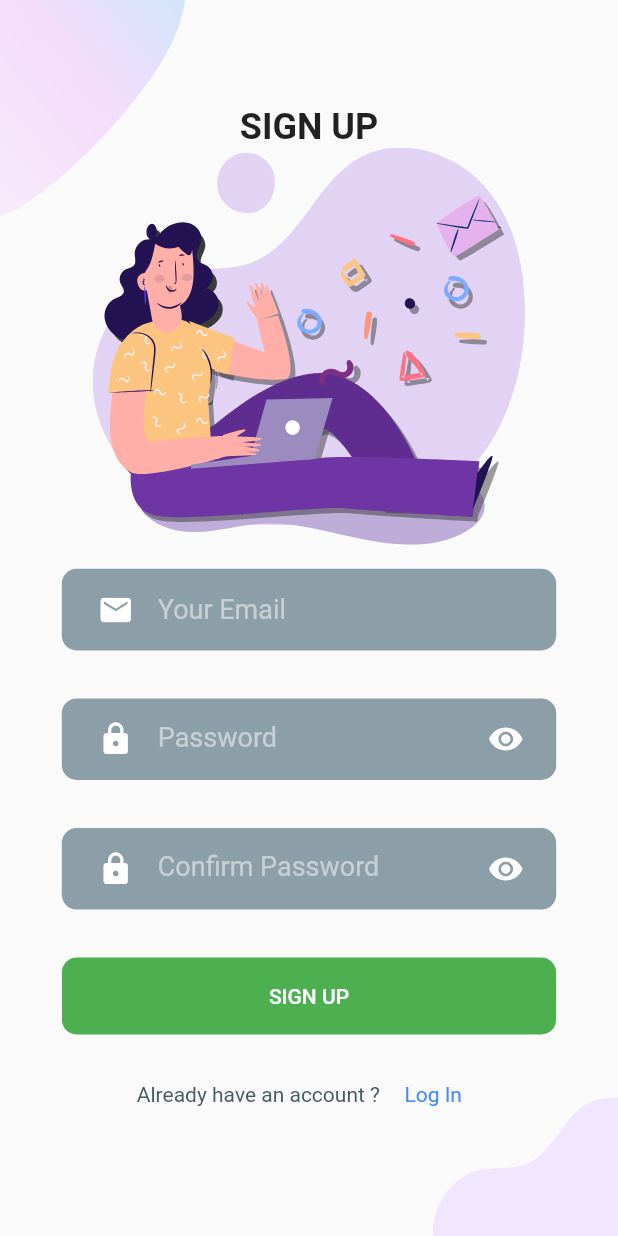
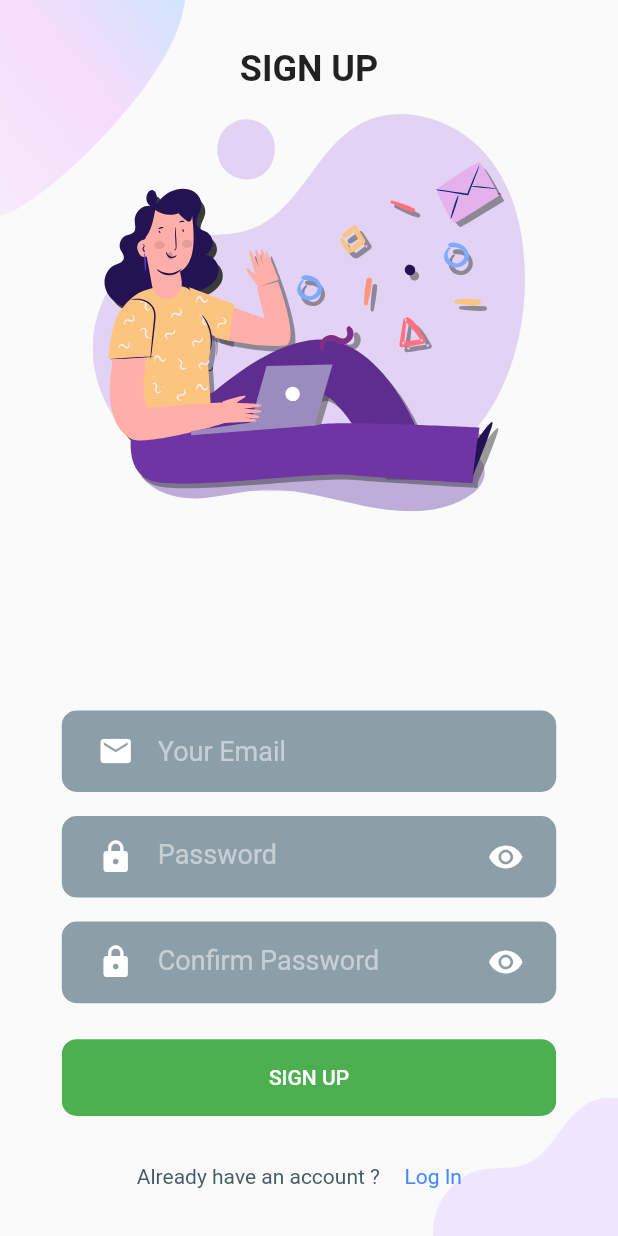
Before and after one commit to simonpojok/ideal, a Flutter app: the SignUpScreen screen opened by its route, on a phone screen of 412 x 824 dp. Run offline on Flutter 3.47's test engine with Material 2 defaults, Android fonts, the phone set to English and light mode, and no system bars; our stand-ins replace firebase_auth, firebase_core, flutter_rating_bar, flutter_svg; accounts and stored records are empty.

```diff
--- a/lib/src/screens/signup/SignUpScreen.dart
+++ b/lib/src/screens/signup/SignUpScreen.dart
@@ -1,5 +1,6 @@
 import 'package:flutter/material.dart';
 import 'package:flutter_svg/svg.dart';
+import 'package:ideal/src/constants.dart';
 import 'package:ideal/src/screens/login/LoginScreen.dart';
 import 'package:ideal/src/screens/signup/widgets/background.dart';
 import 'package:ideal/src/screens/widgets/buttons.dart';
@@ -18,20 +19,25 @@ class _SignUpScreenState extends State<SignUpScreen> {
   Widget build(BuildContext context) {
     Size size = MediaQuery.of(context).size;
     return Scaffold(
-      body: SignUpScreenBackground(
+      body: SafeArea(
+        child: SignUpScreenBackground(
           child: Column(
             mainAxisAlignment: MainAxisAlignment.center,
             children: [
-            Text(
+              Padding(
+                padding: const EdgeInsets.all(kDefaultPadding),
+                child: Text(
                   "SIGN UP",
                   style: Theme.of(context).textTheme.headline5!.copyWith(
                         fontWeight: FontWeight.bold,
+                      ),
                 ),
               ),
               SvgPicture.asset(
                 "assets/icons/login.svg",
                 width: size.height * .35,
               ),
+              Expanded(child: Text("")),
               RoundCornerTextField(
                 onValueChanged: (String email) {},
               ),
@@ -57,12 +63,14 @@ class _SignUpScreenState extends State<SignUpScreen> {
               LinkTextButton(
                 login: false,
                 onPress: () {
-                Navigator.of(context).pushNamed(LoginScreen.LOGIN_SCREEN_ROUTE);
+                  Navigator.of(context)
+                      .pushNamed(LoginScreen.LOGIN_SCREEN_ROUTE);
                 },
               )
             ],
           ),
         ),
+      ),
     );
   }
 }
--- a/lib/src/screens/signup/widgets/background.dart
+++ b/lib/src/screens/signup/widgets/background.dart
@@ -1,4 +1,5 @@
 import 'package:flutter/material.dart';
+import 'package:ideal/src/constants.dart';
 
 class SignUpScreenBackground extends StatelessWidget {
   final Widget child;
@@ -32,7 +33,10 @@ class SignUpScreenBackground extends StatelessWidget {
               width: size.width * .3,
             ),
           ),
-          child,
+          Container(
+            child: child,
+            padding: EdgeInsets.symmetric(vertical: kDefaultPadding),
+          ),
         ],
       ),
     );
--- a/lib/src/screens/widgets/text_fields.dart
+++ b/lib/src/screens/widgets/text_fields.dart
@@ -32,7 +32,7 @@ class _RoundCornerTextFieldState extends State<RoundCornerTextField> {
     Size size = MediaQuery.of(context).size;
     return Container(
       width: size.width * .8,
-      margin: EdgeInsets.symmetric(vertical: kDefaultPadding),
+      margin: EdgeInsets.symmetric(vertical: kDefaultPadding * .5),
       padding: EdgeInsets.only(
         left: kDefaultPadding * 1.5,
         right: kDefaultPadding * .6,
```
Lines whose indentation alone changed are shown as unchanged.
